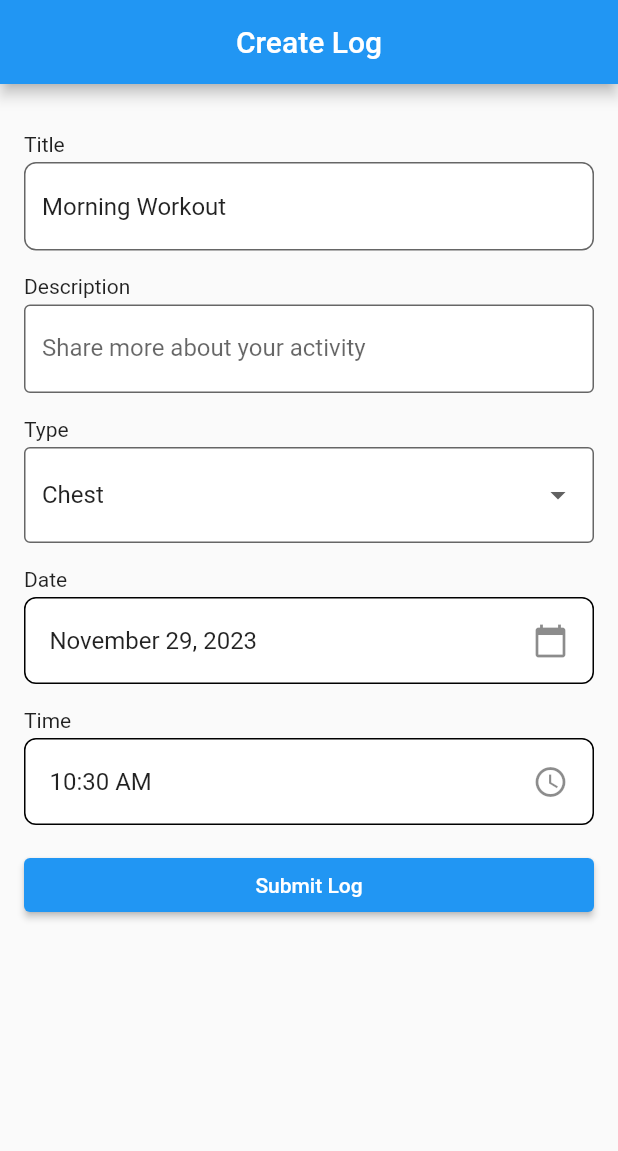
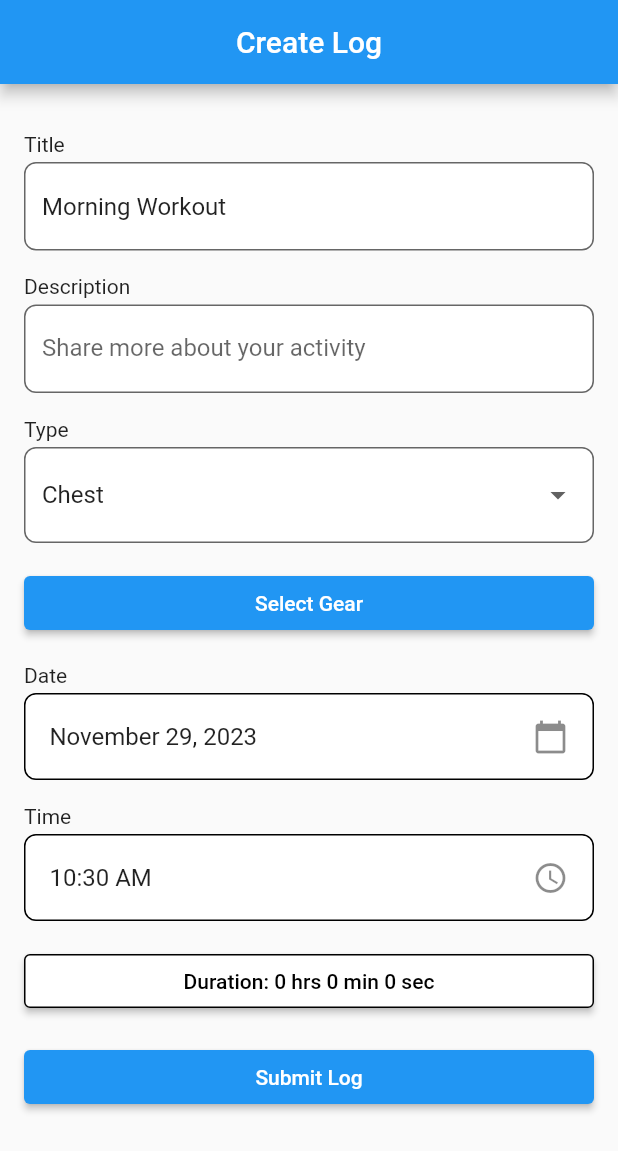
Before and after one commit to CSCI4100U/mobile-group-project-2023-kagmj, a Flutter app: the CreateLogScreen screen opened directly, on a phone screen of 412 x 824 dp. Shown: the top 1151 px of the screen. Run offline on Flutter 3.47's test engine with Material 2 defaults, Android fonts, the phone set to English and light mode, and no system bars; our stand-ins replace cloud_firestore, firebase_auth, firebase_core, firebase_messaging, flutter_local_notifications, shared_preferences and 1 more; accounts and stored records are empty.

Commit message:
added workout duration calculator and updated database

```diff
--- a/lib/create_log.dart
+++ b/lib/create_log.dart
@@ -26,6 +26,64 @@ class _CreateLogScreenState extends State<CreateLogScreen> {
   TimeOfDay _selectedTime = TimeOfDay.now();
   final DateFormat _dateFormat = DateFormat('MMMM dd, yyyy');
   final DateFormat _timeFormat = DateFormat('h:mm a');
+  final List<String> _availableGear = ['Dumbbells', 'Barbells', 'Kettlebells', 'Resistance Bands', 'Treadmill', 'Exercise Bike'];
+  final List<String> _selectedGear = [];
+  bool _isDropdownOpened = false;
+  int _selectedHours = 0;
+  int _selectedMinutes = 0;
+  int _selectedSeconds = 0;
+
+  Widget _buildPicker(String title, int minValue, int maxValue, int currentValue, ValueChanged<int> onChanged) {
+    return Expanded(
+      child: Column(
+        children: <Widget>[
+          Text(title),
+          Expanded(
+            child: ListWheelScrollView.useDelegate(
+              itemExtent: 40,
+              perspective: 0.005,
+              diameterRatio: 1.6,
+              physics: const FixedExtentScrollPhysics(),
+              controller: FixedExtentScrollController(initialItem: currentValue),
+              onSelectedItemChanged: onChanged,
+              childDelegate: ListWheelChildLoopingListDelegate(
+                children: List<Widget>.generate(
+                  maxValue - minValue + 1,
+                      (index) => Center(child: Text((minValue + index).toString())),
+                ),
+              ),
+            ),
+          ),
+        ],
+      ),
+    );
+  }
+
+
+  Widget _buildGearDropdown() {
+    return Visibility(
+      visible: _isDropdownOpened,
+      child: Column(
+        mainAxisSize: MainAxisSize.min,
+        children: _availableGear.map((gear) {
+          return CheckboxListTile(
+            title: Text(gear),
+            value: _selectedGear.contains(gear),
+            onChanged: (bool? value) {
+              setState(() {
+                if (value == true) {
+                  _selectedGear.add(gear);
+                } else {
+                  _selectedGear.remove(gear);
+                }
+              });
+            },
+          );
+        }).toList(),
+      ),
+    );
+  }
+
 
   @override
   void initState() {
@@ -45,7 +103,9 @@ class _CreateLogScreenState extends State<CreateLogScreen> {
       'logDate': _logDateController.text,
       'logTime': _logTimeController.text,
       'logDescription': _logDescriptionController.text,
-      'workoutType': _workoutTypeController.text
+      'workoutType': _workoutTypeController.text,
+      'selectedGear': _selectedGear.join(', '),
+      'logDuration': '${_selectedHours.toString().padLeft(2, '0')}:${_selectedMinutes.toString().padLeft(2, '0')}:${_selectedSeconds.toString().padLeft(2, '0')}',
     };
     await DatabaseHelper().insertLog(log);
       Navigator.of(context).push(
@@ -65,7 +125,7 @@ class _CreateLogScreenState extends State<CreateLogScreen> {
     if (picked != null && picked != _selectedDate) {
       setState(() {
         _selectedDate = picked;
-        _logDateController.text = DateFormat('MMMM dd, yyyy').format(picked); // Format: November 23, 2023
+        _logDateController.text = DateFormat('MMMM dd, yyyy').format(picked);
       });
     }
   }
@@ -85,6 +145,32 @@ class _CreateLogScreenState extends State<CreateLogScreen> {
       });
     }
   }
+
+  void _showDurationPicker() {
+    showModalBottomSheet(
+        context: context,
+        builder: (BuildContext builder) {
+          return SizedBox(
+            height: 200,
+            child: Row(
+              mainAxisAlignment: MainAxisAlignment.center,
+              children: <Widget>[
+                _buildPicker('Hours', 0, 23, _selectedHours, (newValue) {
+                  setState(() => _selectedHours = newValue);
+                }),
+                _buildPicker('Minutes', 0, 59, _selectedMinutes, (newValue) {
+                  setState(() => _selectedMinutes = newValue);
+                }),
+                _buildPicker('Seconds', 0, 59, _selectedSeconds, (newValue) {
+                  setState(() => _selectedSeconds = newValue);
+                }),
+              ],
+            ),
+          );
+        }
+    );
+  }
+
 
   @override
   Widget build(BuildContext context) {
@@ -109,7 +195,7 @@ class _CreateLogScreenState extends State<CreateLogScreen> {
                 filled: true,
                 fillColor: Colors.white,
                 border: OutlineInputBorder(
-                  borderSide: const BorderSide(color: Colors.white),
+                  borderSide: const BorderSide(color: Colors.black),
                   borderRadius: BorderRadius.circular(8.0),
                 ),
               ),
@@ -119,13 +205,14 @@ class _CreateLogScreenState extends State<CreateLogScreen> {
             const SizedBox(height: 4),
             TextField(
               controller: _logDescriptionController,
-              decoration: const InputDecoration(
+              decoration: InputDecoration(
                   labelText: 'Share more about your activity',
                 floatingLabelBehavior: FloatingLabelBehavior.never,
                 filled: true,
                 fillColor: Colors.white,
                 border: OutlineInputBorder(
-                  borderSide: BorderSide(color: Colors.white),
+                  borderSide: const BorderSide(color: Colors.black),
+                  borderRadius: BorderRadius.circular(8.0),
                 ),
               ),
             ),
@@ -135,12 +222,13 @@ class _CreateLogScreenState extends State<CreateLogScreen> {
               FormField<String>(
                 builder: (FormFieldState<String> state) {
                   return InputDecorator(
-                    decoration: const InputDecoration(labelText: 'Workout Type',
+                    decoration: InputDecoration(labelText: 'Workout Type',
                       floatingLabelBehavior: FloatingLabelBehavior.never,
                       filled: true,
                       fillColor: Colors.white,
                       border: OutlineInputBorder(
-                        borderSide: BorderSide(color: Colors.white),
+                        borderSide: const BorderSide(color: Colors.black),
+                        borderRadius: BorderRadius.circular(8.0),
                       ),),
                     child: DropdownButtonHideUnderline(
                       child: DropdownButton<String>(
@@ -168,6 +256,17 @@ class _CreateLogScreenState extends State<CreateLogScreen> {
                   );
                 },
               ),
+            const SizedBox(height: 16),
+            ElevatedButton(
+              onPressed: () {
+                setState(() {
+                  _isDropdownOpened = !_isDropdownOpened;
+                });
+              },
+              child: const Text('Select Gear'),
+            ),
+            _buildGearDropdown(),
+
             const SizedBox(height: 16),
             const Text("Date"),
             const SizedBox(height: 4),
@@ -199,6 +298,19 @@ class _CreateLogScreenState extends State<CreateLogScreen> {
               ),
             ),
             const SizedBox(height: 16),
+            ElevatedButton(
+              onPressed: _showDurationPicker,
+              style: ElevatedButton.styleFrom(
+                backgroundColor: Colors.white,
+                side: const BorderSide(color: Colors.black),
+              ),
+              child: Text(
+                'Duration: $_selectedHours hrs $_selectedMinutes min $_selectedSeconds sec',
+                style: const TextStyle(color: Colors.black), // Black text
+              ),
+            ),
+
+            const SizedBox(height: 16),
             // Submit Log Button
             ElevatedButton(
               onPressed: _submitLog,
--- a/lib/home_screen.dart
+++ b/lib/home_screen.dart
@@ -97,6 +97,7 @@ class _HomeScreenState extends State<HomeScreen> {
                       ),
                       const SizedBox(height: 8),
                       Text(log['logDescription'] ?? 'No Description', style: const TextStyle(fontSize: 16)),
+                      Text('Duration: ${_logs[index]['logDuration'] ?? 'N/A'}'),
                     ],
                   ),
                 ),
--- a/pubspec.yaml
+++ b/pubspec.yaml
@@ -25,6 +25,7 @@ dependencies:
   notifications: ^3.0.0
   firebase_messaging: ^14.7.4
   flutter_local_notifications: ^16.1.0
+  numberpicker: ^2.1.2
 
 dev_dependencies:
   flutter_test:
```
Also changed, not shown: lib/log_database.dart (+13 -7 lines), pubspec.lock.
